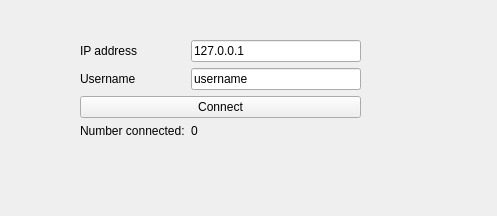
dc2011/td, file src/client/lobbywindow.ui: the form before one commit.
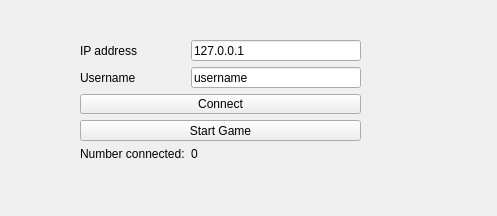
The form after the commit.

Commit message: Added Start Game button to lobby window.

```diff
--- a/src/client/lobbywindow.ui
+++ b/src/client/lobbywindow.ui
@@ -52,14 +52,14 @@
        </property>
       </widget>
      </item>
-     <item row="3" column="1">
+     <item row="4" column="1">
       <widget class="QLabel" name="lblDisplayCount">
        <property name="text">
         <string>0</string>
        </property>
       </widget>
      </item>
-     <item row="3" column="0">
+     <item row="4" column="0">
       <widget class="QLabel" name="lblCount">
        <property name="text">
         <string>Number connected:</string>
@@ -73,6 +73,13 @@
        </property>
       </widget>
      </item>
+     <item row="3" column="0" colspan="2">
+      <widget class="QPushButton" name="btnStart">
+       <property name="text">
+        <string>Start Game</string>
+       </property>
+      </widget>
+     </item>
     </layout>
    </widget>
   </widget>
```
The commit also changes 3 other files.
